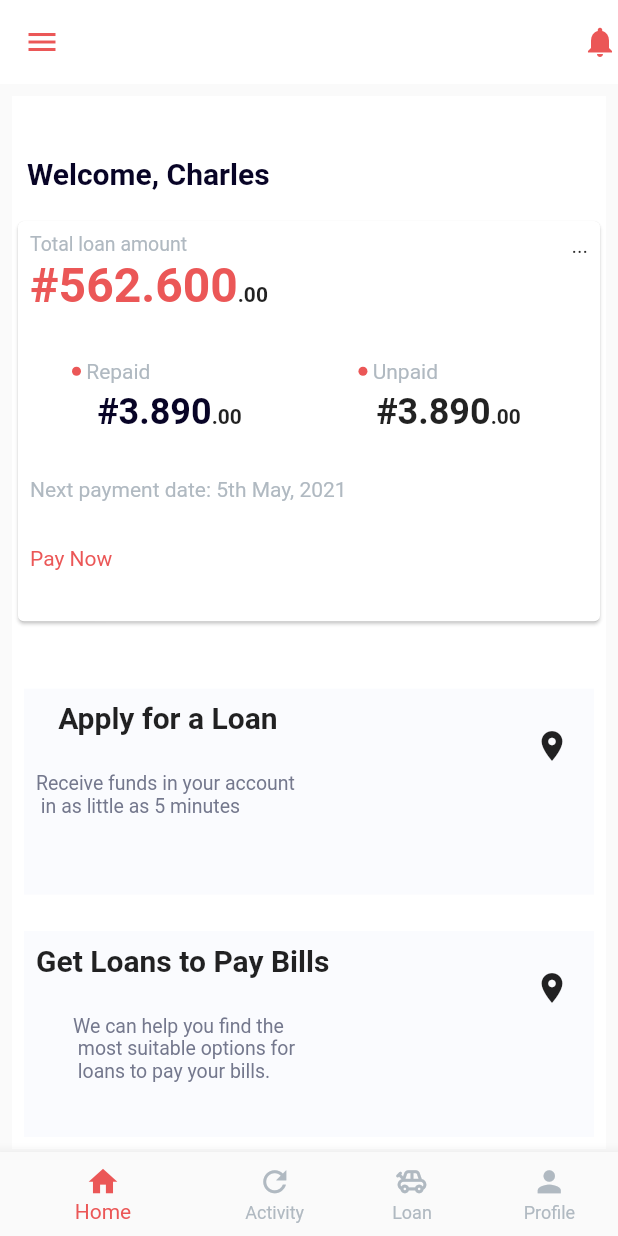
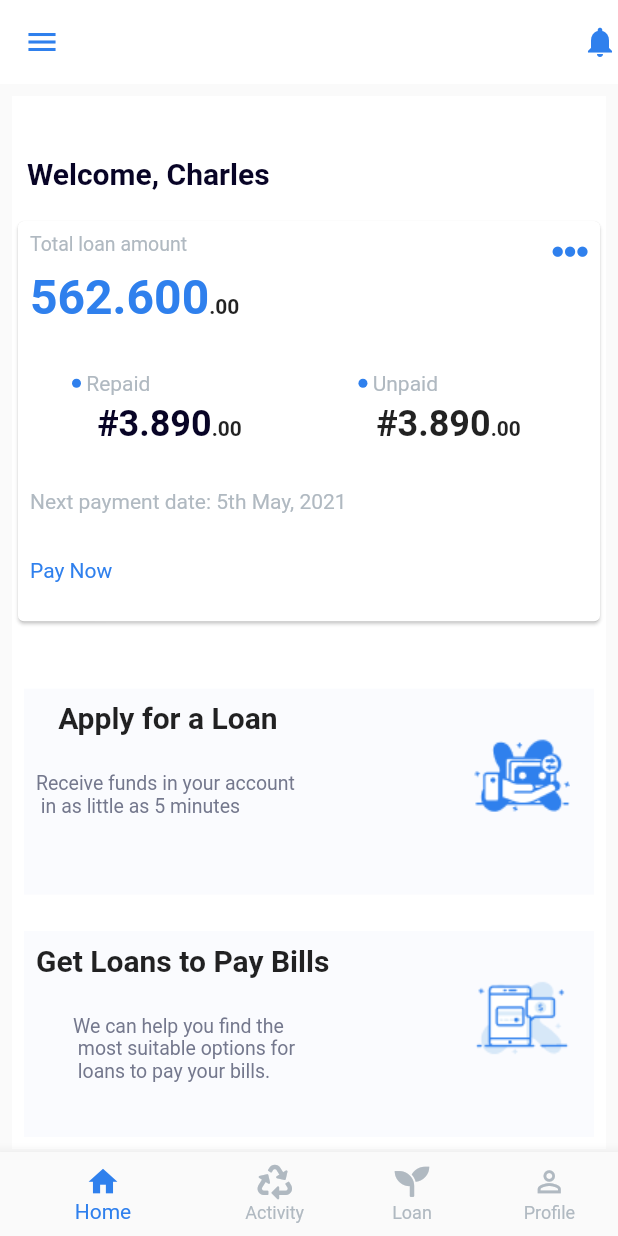
Before and after one commit to adewumi0550/zippy-capital, a Flutter app: the screen it shows after launch, on a phone screen of 412 x 824 dp. Run offline on Flutter 3.47's test engine with Material 2 defaults, Android fonts, the phone set to English and light mode, and no system bars; our stand-ins replace font_awesome_flutter.

Commit message:
update color

```diff
--- a/lib/constants/Color.dart
+++ b/lib/constants/Color.dart
@@ -1,9 +1,9 @@
 import 'package:flutter/material.dart';
 
 // const backgroundColor = Color(0XFF881347);
-const primaryColor = Color(0XFFEB5757);
+const primaryColor = Color(0XFF2F80ED);
 const secondaryColor =  Color(0XFFB0B9C1);
-const hoverColor = Color(0XFFFCE9E9);
+const hoverColor = Color(0XFF1761C5);
 const blackColor = Color(0xFF080426);
 const cardBackground = Color(0XFFFAFBFE);
 const colorCard = Color(0XFF74788D);
--- a/lib/presentation/pages/Dashboard.dart
+++ b/lib/presentation/pages/Dashboard.dart
@@ -2,6 +2,7 @@ import 'package:flutter/cupertino.dart';
 import 'package:flutter/material.dart';
 import 'package:flutter/rendering.dart';
 import 'package:flutter/widgets.dart';
+import 'package:font_awesome_flutter/font_awesome_flutter.dart';
 import 'package:zippy/constants/Color.dart';
 
 class Dashboard extends StatefulWidget {
@@ -53,7 +54,7 @@ class _DashboardState extends State<Dashboard> {
                                   crossAxisAlignment: CrossAxisAlignment.start,
                                   children: [
                                     Text('Total loan amount', style: TextStyle(color: secondaryColor,fontSize: 13,), ),
-                                    Text('...', ),
+                                    Icon(FontAwesomeIcons.ellipsisH,color: primaryColor,)
                                   ],
                                 ),
 
@@ -62,7 +63,7 @@ class _DashboardState extends State<Dashboard> {
 
                                     style: DefaultTextStyle.of(context).style,
                                     children: const <TextSpan>[
-                                      TextSpan(text: '#562.600', style: TextStyle(fontWeight: FontWeight.bold,fontSize: 32,color: primaryColor)),
+                                      TextSpan(text: '562.600', style: TextStyle(fontWeight: FontWeight.bold,fontSize: 32,color: primaryColor)),
                                       TextSpan(text: '.00', style: TextStyle(fontWeight: FontWeight.bold,)),
                                     ],
                                   ),
@@ -136,10 +137,10 @@ class _DashboardState extends State<Dashboard> {
                       ),
                       SizedBox(height:  MediaQuery.of(context).size.height*0.04,),
 
-                      dashboardCard(title:'Apply for a Loan', description:'Receive funds in your account \n in as little as 5 minutes'),
+                      dashboardCard(title:'Apply for a Loan', description:'Receive funds in your account \n in as little as 5 minutes',pics: 'assets/icons/bookkeeping.png'),
 
                       SizedBox(height:  MediaQuery.of(context).size.height*0.01,),
-                      dashboardCard(title:'Get Loans to Pay Bills ', description:'We can help you find the \n most suitable options for \n loans to pay your bills.'),
+                      dashboardCard(title:'Get Loans to Pay Bills ', description:'We can help you find the \n most suitable options for \n loans to pay your bills.', pics: 'assets/icons/balance.png'),
                     ],
                   )
               ],
@@ -152,7 +153,7 @@ class _DashboardState extends State<Dashboard> {
     );
   }
 
-  dashboardCard({title, description}) {
+  dashboardCard({title, description,pics}) {
     return Padding(
       padding: const EdgeInsets.all(8.0),
       child: Container(
@@ -177,7 +178,7 @@ class _DashboardState extends State<Dashboard> {
               ),
               Padding(
                 padding: const EdgeInsets.only(top:18.0,right: 8.0),
-                child: Icon(Icons.location_on),
+                child: Image(image: AssetImage(pics)),
               )
 
 
--- a/lib/presentation/pages/Home.dart
+++ b/lib/presentation/pages/Home.dart
@@ -1,4 +1,5 @@
 import 'package:flutter/material.dart';
+import 'package:font_awesome_flutter/font_awesome_flutter.dart';
 import 'package:zippy/constants/Color.dart';
 import 'package:zippy/presentation/pages/LoanContract.dart';
 import 'Dashboard.dart';
@@ -50,15 +51,15 @@ class _HomeScreenState extends State<HomeScreen> {
               label: 'Home',
             ),
             BottomNavigationBarItem(
-              icon: Icon(Icons.refresh,size: 23,),
+              icon: Icon(FontAwesomeIcons.recycle,size: 23,),
               label: 'Activity',
             ),
             BottomNavigationBarItem(
-              icon: Icon(Icons.toys_outlined, size: 23,),
+              icon: Icon(FontAwesomeIcons.seedling, size: 23,),
               label: 'Loan',
             ),
             BottomNavigationBarItem(
-              icon: Icon(Icons.person,size: 23,),
+              icon: Icon(Icons.person_outline,size: 23,),
               label: 'Profile',
             ),
           ]),
--- a/lib/presentation/widgets/Search.dart
+++ b/lib/presentation/widgets/Search.dart
@@ -1,4 +1,5 @@
 import 'package:flutter/material.dart';
+import 'package:font_awesome_flutter/font_awesome_flutter.dart';
 import 'package:zippy/constants/Color.dart';
 
 class Search extends StatelessWidget {
@@ -21,7 +22,7 @@ class Search extends StatelessWidget {
           child: TextFormField(
             decoration: InputDecoration(
               prefixIcon: Icon(
-                Icons.money_sharp,
+                FontAwesomeIcons.moneyBill,
                 color: primaryColor,
               ),
               contentPadding: const EdgeInsets.only(top: 15.0),
```
Also changed, not shown: pubspec.yaml (+4 -4 lines), assets/icons/balance.png (added), assets/icons/bookkeeping.png (added), assets/icons/bookkeeping.svg (added), assets/icons/input.svg (added), assets/icons/loan.svg (added), assets/icons/payment.png (added), assets/icons/payment.svg (added), assets/icons/purpose.png (added), pubspec.lock.
